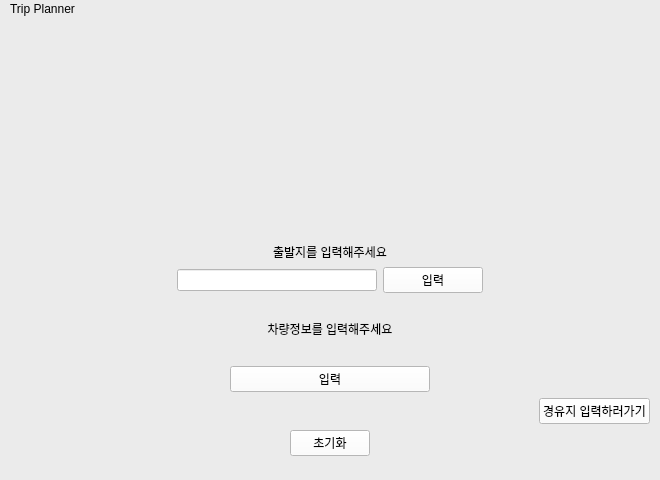
Above: src/main.ui from wooing1084/TripPlanner before the change. Below: the same form after it.
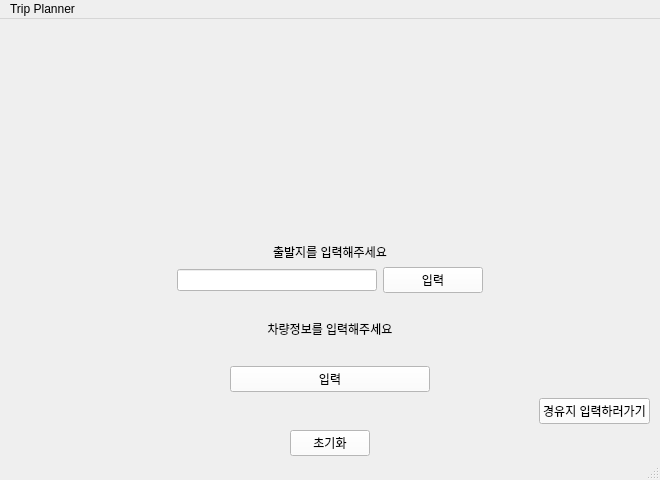
That is the form after the change. Icons and pictures are not drawn.

```diff
--- a/src/main.ui
+++ b/src/main.ui
@@ -14,7 +14,7 @@
    <string>MainWindow</string>
   </property>
   <property name="styleSheet">
-   <string notr="true">background-color: rgb(235, 235, 235);</string>
+   <string notr="true">background-image: url(:/icon/icon/bg.png);</string>
   </property>
   <widget class="QWidget" name="centralwidget">
    <widget class="QWidget" name="verticalLayoutWidget">
```
